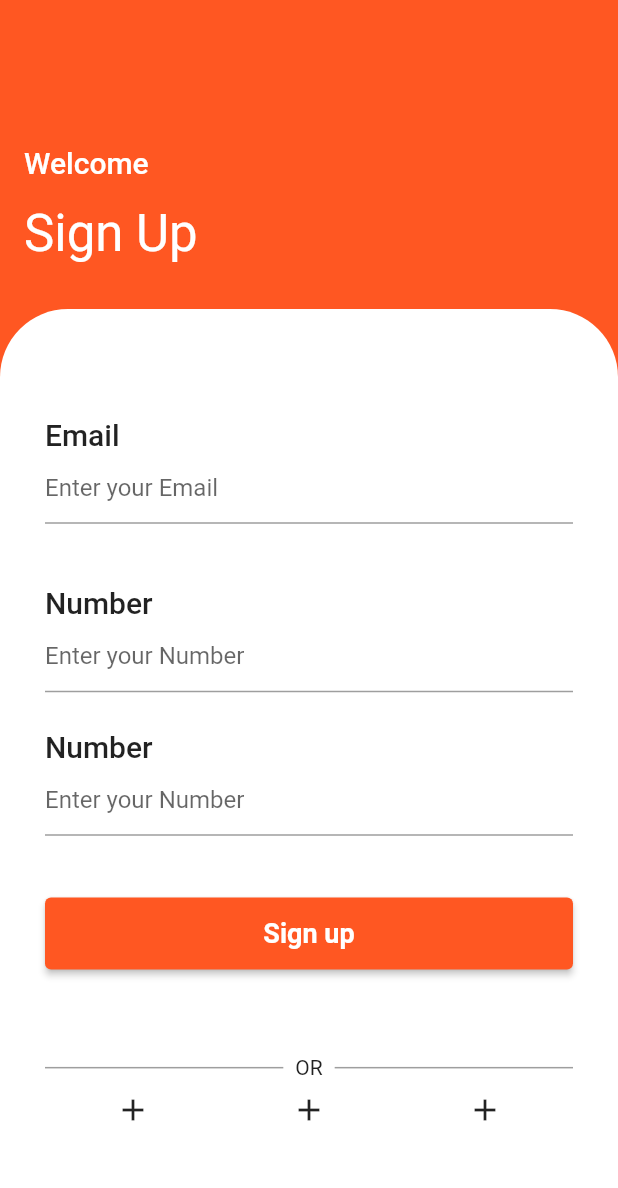
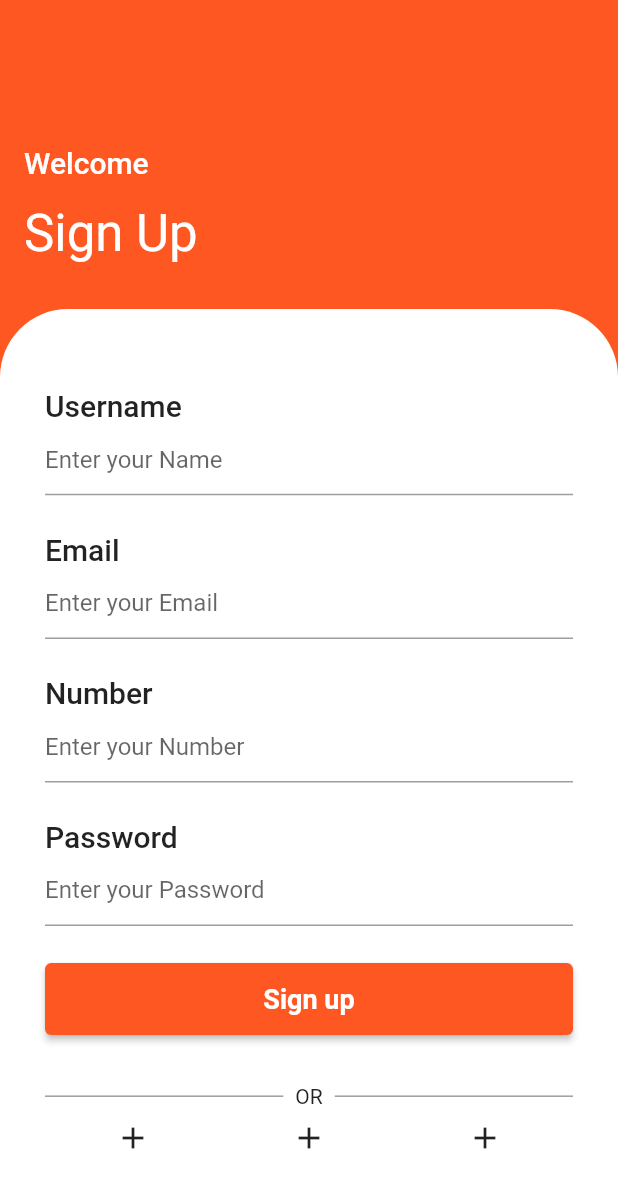
Before and after one commit to MehulVariya/LoginWithSS, a Flutter app: the screen it shows after launch, after a tap on "Sign Up", on a phone screen of 412 x 824 dp. Shown: the top 1188 px of the screen. Run offline on Flutter 3.47's test engine with Material 2 defaults, Android fonts, the phone set to English and light mode, and no system bars; our stand-ins replace bloc, flutter_bloc, sqflite; accounts and stored records are empty.

Commit message:
add database

```diff
--- /dev/null
+++ b/lib/bloc/cubit_user.dart
@@ -0,0 +1,21 @@
+import 'package:bloc/bloc.dart';
+import 'package:loginnew/database/database.dart';
+
+import '../database/user_model.dart';
+import 'login_state.dart';
+
+class UserCubit extends Cubit<UserCubitEvents> {
+  UserCubit() : super(InitialState());
+
+  DatabaseHelper? _databaseHelper;
+
+  DatabaseHelper? getDB() {
+    _databaseHelper ??= DatabaseHelper();
+
+    return _databaseHelper;
+  }
+
+  void addData(User user) {
+    getDB()?.createItem(user);
+  }
+}
--- /dev/null
+++ b/lib/bloc/login_state.dart
@@ -0,0 +1,6 @@
+
+abstract class UserCubitEvents{}
+
+class InitialState extends UserCubitEvents{}
+
+class AddUserEvent extends UserCubitEvents{}
--- /dev/null
+++ b/lib/database/user_model.dart
@@ -0,0 +1,23 @@
+
+
+const String tableName = "user";
+
+class User{
+  int? id;
+  String userName,email,number,password;
+  User(this.userName,this.email,this.number,this.password);
+
+  Map<String, dynamic> toMap() {
+    return {
+      'id': id,
+      'userName':userName,
+      'email':email,
+      'number':number,
+      'password':password,
+    };
+  }
+
+  User.fromObject(Map<String, dynamic> item):
+  id=item['id'],userName = item['userName'], email = item['email'], number = item['number'], password = item['password'];
+
+}
--- a/lib/main.dart
+++ b/lib/main.dart
@@ -1,6 +1,9 @@
 import 'package:flutter/material.dart';
+import 'package:flutter_bloc/flutter_bloc.dart';
 import 'package:loginnew/ui/sign_in/SignIn.dart';
 import 'package:loginnew/ui/sign_up/SignUp.dart';
+
+import 'bloc/cubit_user.dart';
 
 void main() {
   runApp(const MyApp());
@@ -12,7 +15,9 @@ class MyApp extends StatelessWidget {
   // This widget is the root of your application.
   @override
   Widget build(BuildContext context) {
-    return MaterialApp(
+    return BlocProvider(
+      create: (context) => UserCubit(),
+      child: MaterialApp(
           title: 'Flutter Demo',
           debugShowCheckedModeBanner: false,
           theme: ThemeData(
@@ -21,6 +26,7 @@ class MyApp extends StatelessWidget {
           home: const SignIn(),
           routes: {"/SignUp": (context) => const SignUp()
           }
+      ),
     );
   }
 }
--- a/lib/ui/sign_up/SignUp.dart
+++ b/lib/ui/sign_up/SignUp.dart
@@ -10,10 +10,12 @@ class SignUp extends StatefulWidget {
 class _SignUpState extends State<SignUp> {
   @override
   Widget build(BuildContext context) {
+
     final height = MediaQuery.of(context).size.height;
     final width = MediaQuery.of(context).size.width;
     return Scaffold(
-      body: Container(
+      body: SingleChildScrollView(
+        child: Container(
           height: height,
           width: width,
           color: Colors.deepOrange,
@@ -69,24 +71,23 @@ class _SignUpState extends State<SignUp> {
                       mainAxisAlignment: MainAxisAlignment.center,
                       children: [
                         Text(
+                          "Username",
+                          style: Theme.of(context).textTheme.headline6,
+                        ),
+                        const TextField(
+                          decoration:
+                          InputDecoration(hintText: "Enter your Name"),
+                        ),
+                        SizedBox(
+                          height: height * 0.03,
+                        ),
+                        Text(
                           "Email",
                           style: Theme.of(context).textTheme.headline6,
                         ),
                         const TextField(
                           decoration:
                               InputDecoration(hintText: "Enter your Email"),
-                      ),
-                      SizedBox(
-                        height: height * 0.05,
-                      ),
-                      Text(
-                        "Number",
-                        style: Theme.of(context).textTheme.headline6,
-                      ),
-                      const TextField(
-                        obscureText: true,
-                        decoration:
-                            InputDecoration(hintText: "Enter your Number"),
                         ),
                         SizedBox(
                           height: height * 0.03,
@@ -96,18 +97,31 @@ class _SignUpState extends State<SignUp> {
                           style: Theme.of(context).textTheme.headline6,
                         ),
                         const TextField(
-                        obscureText: true,
                           decoration:
                               InputDecoration(hintText: "Enter your Number"),
                         ),
                         SizedBox(
-                        height: height * 0.05,
+                          height: height * 0.03,
+                        ),
+                        Text(
+                          "Password",
+                          style: Theme.of(context).textTheme.headline6,
+                        ),
+                        const TextField(
+                          obscureText: true,
+                          decoration:
+                              InputDecoration(hintText: "Enter your Password"),
+                        ),
+                        SizedBox(
+                          height: height * 0.03,
                         ),
                         Container(
                           width: double.infinity,
                           height: 48,
                           child: ElevatedButton(
-                          onPressed: () {},
+                            onPressed: () {
+
+                            },
                             style: ElevatedButton.styleFrom(
                                 primary: Colors.deepOrange,
                                 textStyle: const TextStyle(
@@ -116,7 +130,7 @@ class _SignUpState extends State<SignUp> {
                           ),
                         ),
                         SizedBox(
-                        height: height * 0.06,
+                          height: height * 0.03,
                         ),
                         Row(
                           children: [
@@ -152,6 +166,7 @@ class _SignUpState extends State<SignUp> {
             ],
           ),
         ),
+      ),
     );
   }
 }
--- a/pubspec.yaml
+++ b/pubspec.yaml
@@ -34,6 +34,10 @@ dependencies:
   # The following adds the Cupertino Icons font to your application.
   # Use with the CupertinoIcons class for iOS style icons.
   cupertino_icons: ^1.0.2
+  sqflite: ^2.0.2+1
+  path: ^1.8.1
+  bloc: ^8.0.3
+  flutter_bloc: ^8.0.1
 
 dev_dependencies:
   flutter_test:
```
Also changed, not shown: lib/database/database.dart (added, +32 -0 lines), pubspec.lock. Lines whose indentation alone changed are shown as unchanged.
